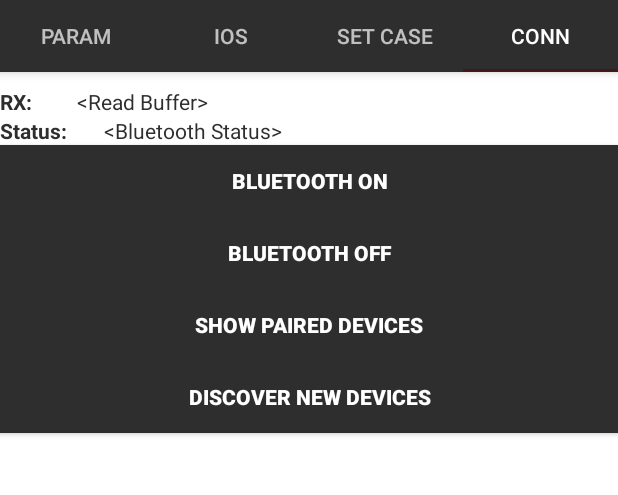
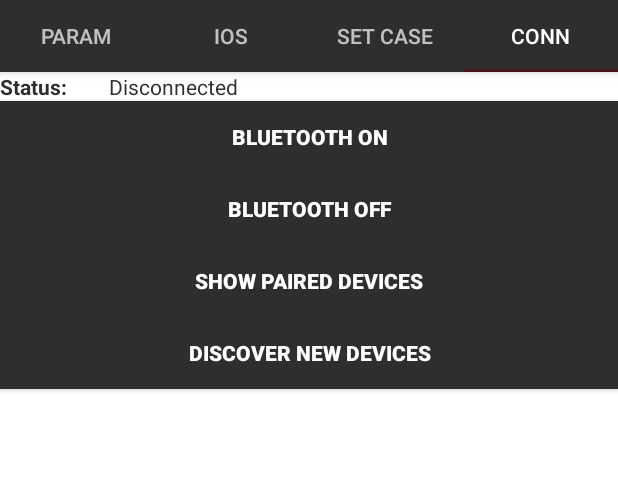
Before and after one commit to gregori/AppSumo, an Android app: the screen it shows after launch (MainActivity), tab 4 chosen, on a phone screen of 412 x 824 dp, the part 89-584 px from its top. Run offline under Robolectric (Android 15) with nearby library versions, the phone set to English and light mode, and no system bars.

Commit message:
Salvando commits feitos durante o salão de robótica.

```diff
--- a/app/src/main/java/com/example/sumo/Protocol.java
+++ b/app/src/main/java/com/example/sumo/Protocol.java
@@ -7,6 +7,7 @@ public class Protocol {
     public static byte SET_ATTAK = 4;
     public static byte SET_RECOVER = 5;
     public static byte SET_SEARCH = 6;
+    public static byte SET_DELAY = 7;
 
 
     public static byte[] intToByte(int value) {
--- a/app/src/main/res/layout/connection_tab.xml
+++ b/app/src/main/res/layout/connection_tab.xml
@@ -9,36 +9,6 @@
         android:layout_width="match_parent"
         android:layout_height="match_parent"
         android:orientation="vertical">
-
-        <LinearLayout
-            android:layout_width="match_parent"
-            android:layout_height="wrap_content"
-            android:layout_marginTop="10dp"
-            android:orientation="horizontal">
-
-            <TextView
-                android:layout_width="wrap_content"
-                android:layout_height="wrap_content"
-                android:layout_weight="0.1"
-                android:background="#FFFFFF"
-                android:ellipsize="end"
-                android:maxLines="1"
-                android:text="RX:"
-                android:textColor="#FF2E2E2E"
-                android:textStyle="bold" />
-
-            <TextView
-                android:id="@+id/readBuffer"
-                android:layout_width="wrap_content"
-                android:layout_height="wrap_content"
-                android:layout_centerHorizontal="true"
-                android:layout_weight="0.9"
-                android:background="#FFFFFF"
-                android:ellipsize="end"
-                android:maxLines="1"
-                android:text="&lt;Read Buffer>"
-                android:textColor="#FF2E2E2E" />
-        </LinearLayout>
 
         <LinearLayout
             android:layout_width="match_parent"
@@ -67,7 +37,7 @@
                 android:background="#FFFFFF"
                 android:ellipsize="end"
                 android:maxLines="1"
-                android:text="&lt;Bluetooth Status>"
+                android:text="Disconnected"
                 android:textColor="#FF2E2E2E" />
         </LinearLayout>
 
```
Also changed, not shown: app/src/main/java/com/example/sumo/ConnectionTab.java (+0 -12 lines), app/src/main/java/com/example/sumo/ParametersTap.java (+24 -13 lines).
